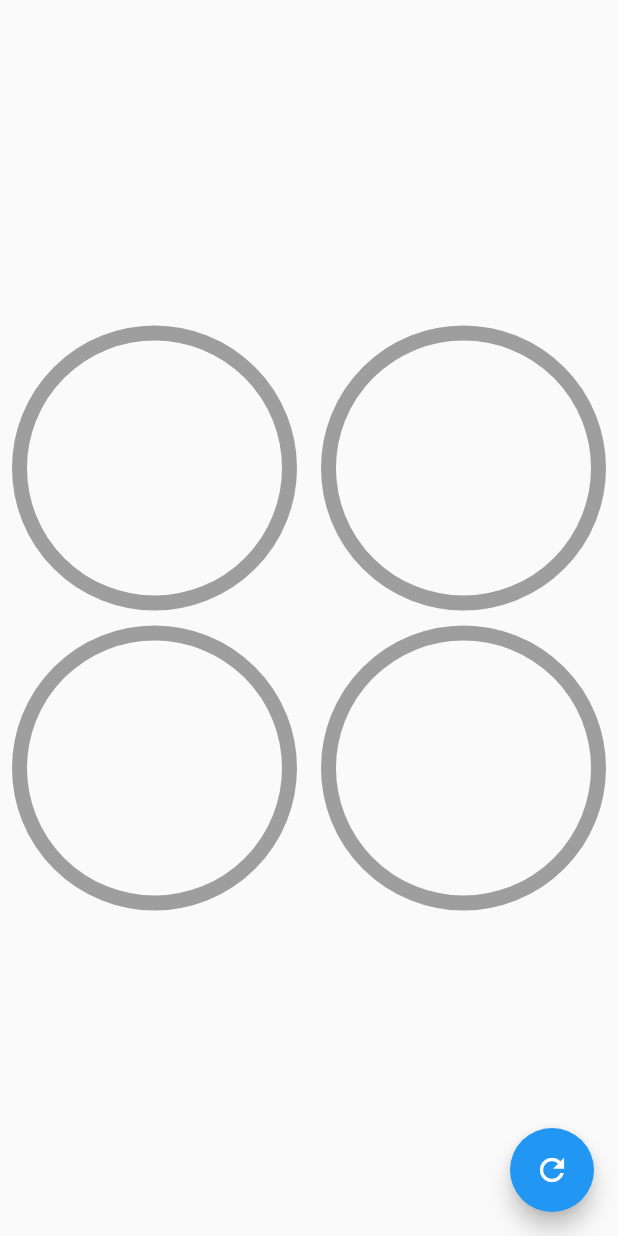
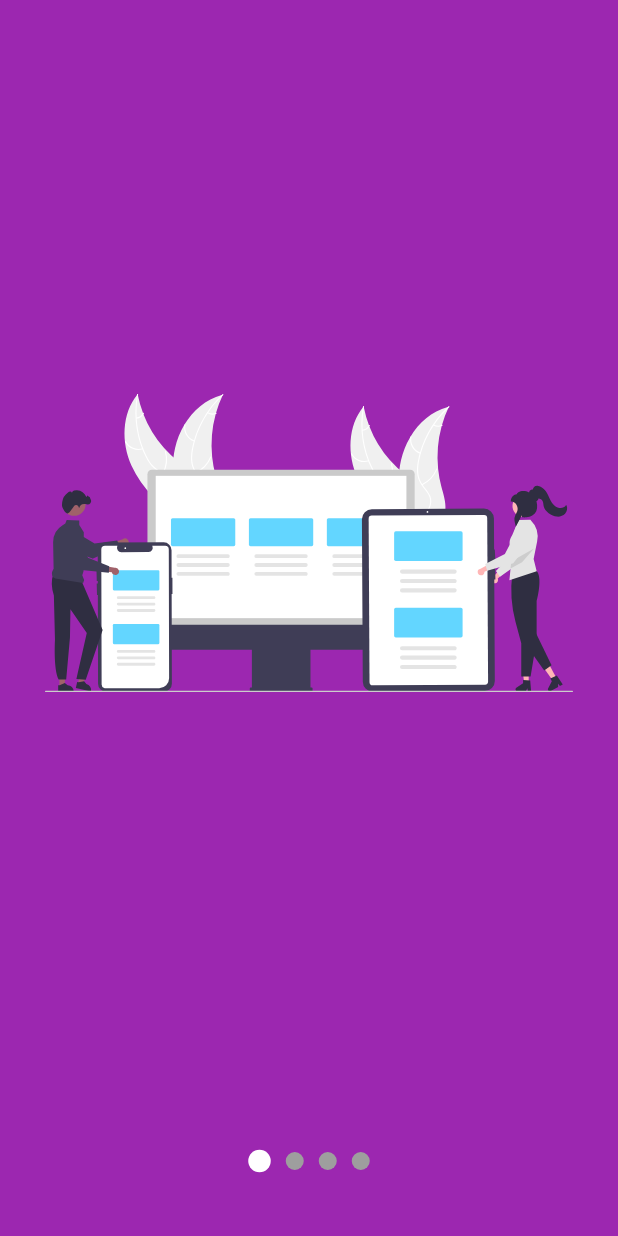
Before and after one commit to AlexanderZon/custom_painter_practice_1, a Flutter app: the screen it shows after launch, on a phone screen of 412 x 824 dp. Run offline on Flutter 3.47's test engine with Material 2 defaults, Android fonts, the phone set to English and light mode, and no system bars; our stand-ins replace flutter_svg.

Commit message:
Módulo de Slideshow

```diff
--- /dev/null
+++ b/lib/labs/slide_show_page.dart
@@ -0,0 +1,134 @@
+import 'package:custom_painter_practice_1/models/slider_model.dart';
+import 'package:flutter/material.dart';
+import 'package:flutter_svg/flutter_svg.dart';
+import 'package:provider/provider.dart';
+
+class SlideShowPage extends StatelessWidget {
+  const SlideShowPage({super.key});
+
+  @override
+  Widget build(BuildContext context) {
+    return ChangeNotifierProvider(
+      create: (_) => SliderModel(),
+      child: Scaffold(
+        body: Container(
+          child: Center(
+            child: Column(
+              children: [
+                Expanded(
+                  child: _Slides()
+                ),
+                _Dots()
+              ],
+            )
+          ),
+        ),
+      ),
+    );
+  }
+}
+
+class _Slides extends StatefulWidget {
+  const _Slides({super.key});
+
+  @override
+  State<_Slides> createState() => _SlidesState();
+}
+
+class _SlidesState extends State<_Slides> {
+
+  final pageViewController = new PageController();
+
+  @override
+  void initState() {
+    // TODO: implement initState
+    super.initState();
+    pageViewController.addListener(() {
+      print('Página actual: ${ pageViewController.page }');
+
+      // Actualizar el SliderMondel
+      Provider.of<SliderModel>(context, listen: false).currentPage = pageViewController.page!;
+    });
+  }
+
+  @override
+  void dispose() {
+    // TODO: implement dispose
+    pageViewController.dispose();
+  }
+
+  @override
+  Widget build(BuildContext context) {
+    return Container(
+      child: PageView(
+        controller: pageViewController,
+        children: [
+          _Slide('assets/svg/slide-1.svg'),
+          _Slide('assets/svg/slide-2.svg'),
+          _Slide('assets/svg/slide-3.svg'),
+        ],
+      ),
+    );
+  }
+}
+
+class _Slide extends StatelessWidget {
+  final String svg;
+
+  const _Slide(this.svg);
+
+  @override
+  Widget build(BuildContext context) {
+    return Container(
+      width: double.infinity,
+      height: double.infinity,
+      padding: EdgeInsets.all(30),
+      child: SvgPicture.asset(svg)
+    );
+  }
+}
+
+
+class _Dots extends StatelessWidget {
+  const _Dots({super.key});
+
+  @override
+  Widget build(BuildContext context) {
+    return Container(
+      width: double.infinity,
+      height: 100,
+      child: Row(
+        mainAxisAlignment: MainAxisAlignment.center,
+        children: [
+          _Dot(0),
+          _Dot(1),
+          _Dot(2)
+        ],
+      ),
+    );
+  }
+}
+
+class _Dot extends StatelessWidget {
+
+  final int index;
+
+  const _Dot(this.index);
+
+  @override
+  Widget build(BuildContext context) {
+
+    final pageViewIndex = Provider.of<SliderModel>(context).currentPage;
+    return AnimatedContainer(
+      duration: Duration(milliseconds: 200),
+      width: 12,
+      height: 12,
+      margin: EdgeInsets.symmetric(horizontal: 5),
+      decoration: BoxDecoration(
+        color: (pageViewIndex >= index - 0.5 && pageViewIndex < index + 0.5)
+                  ? Colors.blue : Colors.grey,
+        shape: BoxShape.circle
+      ),
+    );
+  }
+}
--- a/lib/main.dart
+++ b/lib/main.dart
@@ -1,7 +1,4 @@
-import 'package:custom_painter_practice_1/challenges/animated_square_page.dart';
-import 'package:custom_painter_practice_1/pages/animations_page.dart';
-import 'package:custom_painter_practice_1/pages/circular_graphics_page.dart';
-import 'package:custom_painter_practice_1/pages/headers_page.dart';
+import 'package:custom_painter_practice_1/pages/slideshow_page.dart';
 import 'package:flutter/material.dart';
 
 void main() => runApp(const MyApp());
@@ -14,7 +11,7 @@ class MyApp extends StatelessWidget {
     return MaterialApp(
       debugShowCheckedModeBanner: false,
       title: 'Diseños App',
-      home: CircularGraphicsPage(),
+      home: SlideshowPage(),
     );
   }
 }
--- /dev/null
+++ b/lib/models/slider_model.dart
@@ -0,0 +1,12 @@
+import 'package:flutter/material.dart';
+
+class SliderModel extends ChangeNotifier {
+  double _currentPage = 0;
+
+  double get currentPage => _currentPage;
+
+  set currentPage(double currentPage) {
+    this._currentPage = currentPage;
+    notifyListeners();
+  }
+}
--- /dev/null
+++ b/lib/pages/slideshow_page.dart
@@ -0,0 +1,37 @@
+import 'package:custom_painter_practice_1/widgets/slideshow.dart';
+import 'package:flutter/material.dart';
+import 'package:flutter_svg/flutter_svg.dart';
+
+class SlideshowPage extends StatelessWidget {
+  const SlideshowPage({super.key});
+
+  @override
+  Widget build(BuildContext context) {
+    return Scaffold(
+      backgroundColor: Colors.purple,
+      body: CustomSlideshow1()
+    );
+  }
+}
+
+class CustomSlideshow1 extends StatelessWidget {
+  const CustomSlideshow1({
+    super.key,
+  });
+
+  @override
+  Widget build(BuildContext context) {
+    return Slideshow(
+      primaryBulletSize: 15,
+      secondaryBulletSize: 12,
+      slides: [
+        SvgPicture.asset('assets/svg/slide-1.svg'),
+        SvgPicture.asset('assets/svg/slide-2.svg'),
+        SvgPicture.asset('assets/svg/slide-3.svg'),
+        SvgPicture.asset('assets/svg/slide-4.svg'),
+      ],
+      onTop: false,
+      primaryColor: Colors.white,
+    );
+  }
+}
--- /dev/null
+++ b/lib/widgets/slideshow.dart
@@ -0,0 +1,217 @@
+import 'package:flutter/material.dart';
+import 'package:provider/provider.dart';
+
+// TODO: Borrar
+import 'package:flutter_svg/flutter_svg.dart';
+
+class Slideshow extends StatelessWidget {
+
+  final List<Widget> slides;
+  final bool onTop;
+  final Color primaryColor;
+  final Color secondaryColor;
+  final double primaryBulletSize;
+  final double secondaryBulletSize;
+
+  const Slideshow({
+    super.key,
+    required this.slides,
+    this.onTop = false,
+    this.primaryColor = Colors.blue,
+    this.secondaryColor = Colors.grey,
+    this.primaryBulletSize = 12,
+    this.secondaryBulletSize = 12,
+  });
+
+  @override
+  Widget build(BuildContext context) {
+    return ChangeNotifierProvider(
+      create: (_) => _SlideshowModel(),
+      child: SafeArea(
+        child: Center(
+          child: Builder(
+            builder: (BuildContext context) {
+              Future.delayed(Duration.zero, (){
+                Provider.of<_SlideshowModel>(context, listen: false).primaryColor = primaryColor;
+                Provider.of<_SlideshowModel>(context, listen: false).secondaryColor = secondaryColor;
+                Provider.of<_SlideshowModel>(context, listen: false).primaryBulletSize = primaryBulletSize;
+                Provider.of<_SlideshowModel>(context, listen: false).secondaryBulletSize = secondaryBulletSize;
+              });
+
+              return _CreateSlideshowStruct(onTop: onTop, slides: slides);
+            },
+          )
+        ),
+      ),
+    );
+  }
+}
+
+class _CreateSlideshowStruct extends StatelessWidget {
+  const _CreateSlideshowStruct({
+    super.key,
+    required this.onTop,
+    required this.slides,
+  });
+
+  final bool onTop;
+  final List<Widget> slides;
+
+  @override
+  Widget build(BuildContext context) {
+    return Column(
+      children: [
+        if(onTop) _Dots(slides.length),
+        Expanded(
+          child: _Slides(slides)
+        ),
+        if(!onTop) _Dots(slides.length),
+      ],
+    );
+  }
+}
+
+class _Slides extends StatefulWidget {
+
+  final List<Widget> slides;
+
+  const _Slides(this.slides);
+
+  @override
+  State<_Slides> createState() => _SlidesState();
+}
+
+class _SlidesState extends State<_Slides> {
+
+  final pageViewController = new PageController();
+
+  @override
+  void initState() {
+    super.initState();
+    pageViewController.addListener(() {
+      Provider.of<_SlideshowModel>(context, listen: false).currentPage = pageViewController.page!;
+    });
+  }
+
+  @override
+  void dispose() {
+    super.dispose();
+    pageViewController.dispose();
+  }
+
+  @override
+  Widget build(BuildContext context) {
+    return Container(
+      child: PageView(
+        controller: pageViewController,
+        children: widget.slides.map((e) => _Slide(e)).toList(),
+      ),
+    );
+  }
+}
+
+class _Slide extends StatelessWidget {
+  final Widget slide;
+
+  const _Slide(this.slide);
+
+  @override
+  Widget build(BuildContext context) {
+    return Container(
+      width: double.infinity,
+      height: double.infinity,
+      padding: EdgeInsets.all(30),
+      child: slide
+    );
+  }
+}
+
+
+class _Dots extends StatelessWidget {
+
+  final int quantity;
+
+  const _Dots(this.quantity);
+
+  @override
+  Widget build(BuildContext context) {
+    return Container(
+      width: double.infinity,
+      height: 100,
+      child: Row(
+        mainAxisAlignment: MainAxisAlignment.center,
+        children: List.generate(quantity, (index) => _Dot(index)),
+      ),
+    );
+  }
+}
+
+class _Dot extends StatelessWidget {
+
+  final int index;
+
+  const _Dot(this.index);
+
+  @override
+  Widget build(BuildContext context) {
+
+    final _SlideshowModel ssModel = Provider.of<_SlideshowModel>(context);
+    final bool isActive = ssModel.currentPage >= index - 0.5 && ssModel.currentPage < index + 0.5;
+
+    return AnimatedContainer(
+      duration: Duration(milliseconds: 200),
+      width: (isActive) ? ssModel.primaryBulletSize : ssModel.secondaryBulletSize,
+      height: (isActive) ? ssModel.primaryBulletSize : ssModel.secondaryBulletSize,
+      margin: EdgeInsets.symmetric(horizontal: 5),
+      decoration: BoxDecoration(
+        color: (isActive) ? ssModel.primaryColor : ssModel.secondaryColor,
+        shape: BoxShape.circle
+      ),
+    );
+  }
+}
+
+class _SlideshowModel extends ChangeNotifier {
+
+  double _currentPage = 0;
+  Color _primaryColor = Colors.blue;
+  Color _secondaryColor = Colors.grey;
+  double _primaryBulletSize = 12;
+  double _secondaryBulletSize = 12;
+
+  double get currentPage => _currentPage;
+
+  set currentPage(double currentPage) {
+    this._currentPage = currentPage;
+    notifyListeners();
+  }
+
+  Color get primaryColor => _primaryColor;
+
+  set primaryColor(Color color){
+    _primaryColor = color;
+    notifyListeners();
+  }
+
+  Color get secondaryColor => _secondaryColor;
+
+  set secondaryColor(Color color){
+    _secondaryColor = color;
+    notifyListeners();
+  }
+
+  double get primaryBulletSize => _primaryBulletSize;
+
+  set primaryBulletSize(double size){
+    _primaryBulletSize = size;
+    notifyListeners();
+  }
+
+  double get secondaryBulletSize => _secondaryBulletSize;
+
+  set secondaryBulletSize(double size){
+    _secondaryBulletSize = size;
+    notifyListeners();
+  }
+
+}
```
Also changed, not shown: pubspec.yaml (+6 -19 lines), assets/svg/slide-1.svg (added), assets/svg/slide-2.svg (added), assets/svg/slide-3.svg (added), assets/svg/slide-4.svg (added), assets/svg/slide-5.svg (added), pubspec.lock.
